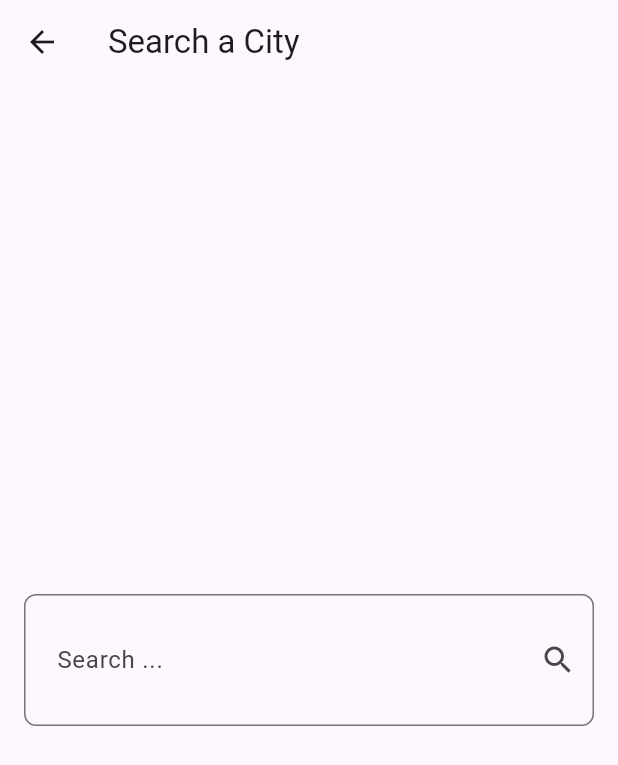
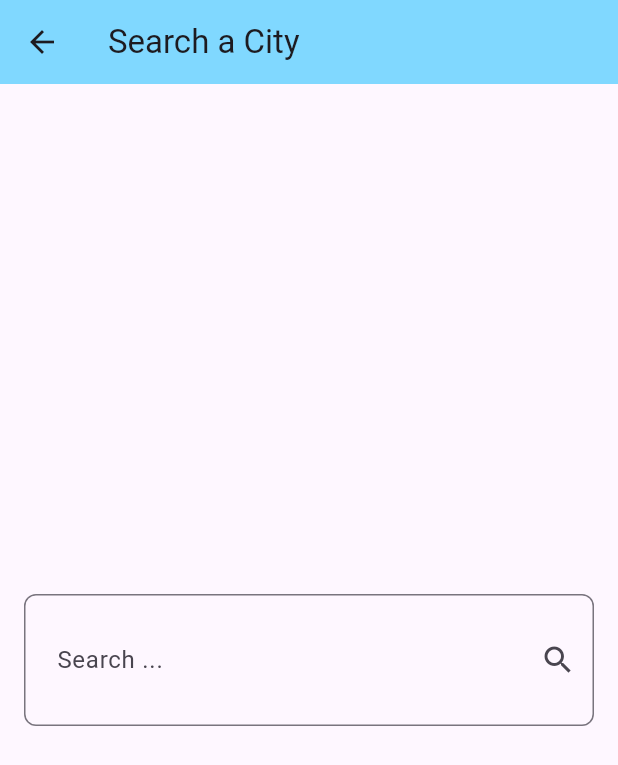
Before and after one commit to mo3tazJ/flutter_weather_app, a Flutter app: the screen it shows after launch, after a tap on the "search" icon, on a phone screen of 412 x 824 dp. Shown: the top 765 px of the screen. Run offline on Flutter 3.47's test engine with Material 3 defaults, Android fonts, the phone set to English and light mode, and no system bars.

```diff
--- a/lib/main.dart
+++ b/lib/main.dart
@@ -12,16 +12,15 @@ void main() {
       child: WeatherApp()));
 }
 
+// ignore: must_be_immutable
 class WeatherApp extends StatelessWidget {
   WeatherApp({super.key});
   WeatherModel? weather;
   @override
   Widget build(BuildContext context) {
-    return MaterialApp(
-      theme: ThemeData(
-        primarySwatch: Colors.blue,
-      ),
+    return const MaterialApp(
       debugShowCheckedModeBanner: false,
+      title: 'Weather App',
       home: HomePage(),
     );
   }
--- a/lib/pages/home_page.dart
+++ b/lib/pages/home_page.dart
@@ -5,7 +5,7 @@ import 'package:flutter_weather_app/providers/weather_provider.dart';
 import 'package:provider/provider.dart';
 
 class HomePage extends StatefulWidget {
-  HomePage({super.key});
+  const HomePage({super.key});
 
   @override
   State<HomePage> createState() => _HomePageState();
@@ -18,7 +18,14 @@ class _HomePageState extends State<HomePage> {
     weatherData = Provider.of<WeatherProvider>(context).weatherData;
     return Scaffold(
       appBar: AppBar(
+        // backgroundColor: Theme.of(context).colorScheme.inversePrimary,
         // backgroundColor: Colors.blueAccent,
+        backgroundColor:
+            Provider.of<WeatherProvider>(context).weatherData == null
+                ? Colors.lightBlueAccent.shade100
+                : Provider.of<WeatherProvider>(context)
+                    .weatherData!
+                    .getThemeColor(),
         title: const Text("Weather App"),
         actions: [
           IconButton(
@@ -51,7 +58,17 @@ class _HomePageState extends State<HomePage> {
               ),
             )
           : Container(
-              color: Colors.orangeAccent,
+              // color: Colors.orangeAccent,
+              decoration: BoxDecoration(
+                  gradient: LinearGradient(
+                colors: [
+                  weatherData!.getThemeColor(),
+                  weatherData!.getThemeColor()[300]!,
+                  weatherData!.getThemeColor()[100]!,
+                ],
+                begin: Alignment.topCenter,
+                end: Alignment.bottomCenter,
+              )),
               child: Column(
                 mainAxisAlignment: MainAxisAlignment.center,
                 children: [
@@ -59,15 +76,18 @@ class _HomePageState extends State<HomePage> {
                     flex: 3,
                   ),
                   Text(
-                    Provider.of<WeatherProvider>(context).cityName ?? "No City",
-                    style: TextStyle(
+                    Provider.of<WeatherProvider>(context)
+                            .cityName!
+                            .capitalize() ??
+                        "No City",
+                    style: const TextStyle(
                       fontSize: 30,
                       fontWeight: FontWeight.bold,
                     ),
                   ),
                   Text(
-                    "Updated: 12:54 PM",
-                    style: TextStyle(
+                    "updated at  ${weatherData!.date.hour.toString()}:${weatherData!.date.minute.toString()}",
+                    style: const TextStyle(
                       fontSize: 16,
                       fontWeight: FontWeight.normal,
                     ),
@@ -81,7 +101,7 @@ class _HomePageState extends State<HomePage> {
                       Image.asset(weatherData!.getImage()),
                       Text(
                         "${weatherData!.temp.toInt()}",
-                        style: TextStyle(
+                        style: const TextStyle(
                           fontSize: 30,
                           fontWeight: FontWeight.normal,
                         ),
@@ -90,14 +110,14 @@ class _HomePageState extends State<HomePage> {
                         children: [
                           Text(
                             "Max: ${weatherData!.maxTemp.toInt()}",
-                            style: TextStyle(
+                            style: const TextStyle(
                               fontSize: 16,
                               fontWeight: FontWeight.normal,
                             ),
                           ),
                           Text(
                             "Min: ${weatherData!.minTemp.toInt()}",
-                            style: TextStyle(
+                            style: const TextStyle(
                               fontSize: 16,
                               fontWeight: FontWeight.normal,
                             ),
@@ -112,7 +132,7 @@ class _HomePageState extends State<HomePage> {
                   Text(
                     weatherData?.weatherStateName ??
                         "", // Or: weatherData!.weatherStateName , Because the null check at the body beginning
-                    style: TextStyle(
+                    style: const TextStyle(
                       fontSize: 26,
                       fontWeight: FontWeight.bold,
                     ),
@@ -126,3 +146,10 @@ class _HomePageState extends State<HomePage> {
     );
   }
 }
+
+extension StringExtension on String {
+  String? capitalize() {
+    // ignore: unnecessary_this
+    return "${this[0].toUpperCase()}${this.substring(1).toLowerCase()}";
+  }
+}
--- a/lib/pages/search_page.dart
+++ b/lib/pages/search_page.dart
@@ -4,13 +4,18 @@ import 'package:flutter_weather_app/providers/weather_provider.dart';
 import 'package:flutter_weather_app/services/weather_service.dart';
 import 'package:provider/provider.dart';
 
+// ignore: must_be_immutable
 class SearchPage extends StatelessWidget {
   String? cityName;
+
+  SearchPage({super.key});
 
   @override
   Widget build(BuildContext context) {
     return Scaffold(
       appBar: AppBar(
+        backgroundColor: Colors.lightBlueAccent.shade100,
+        // backgroundColor: Theme.of(context).colorScheme.inversePrimary,
         title: const Text("Search a City"),
       ),
       body: Center(
--- a/pubspec.yaml
+++ b/pubspec.yaml
@@ -1,5 +1,5 @@
 name: flutter_weather_app
-description: "A new Flutter project."
+description: "A Weather App With state using Provider."
 # The following line prevents the package from being accidentally published to
 # pub.dev using `flutter pub publish`. This is preferred for private packages.
 publish_to: 'none' # Remove this line if you wish to publish to pub.dev
```
Also changed, not shown: lib/models/weather_model.dart (+23 -2 lines), 1 other file.
